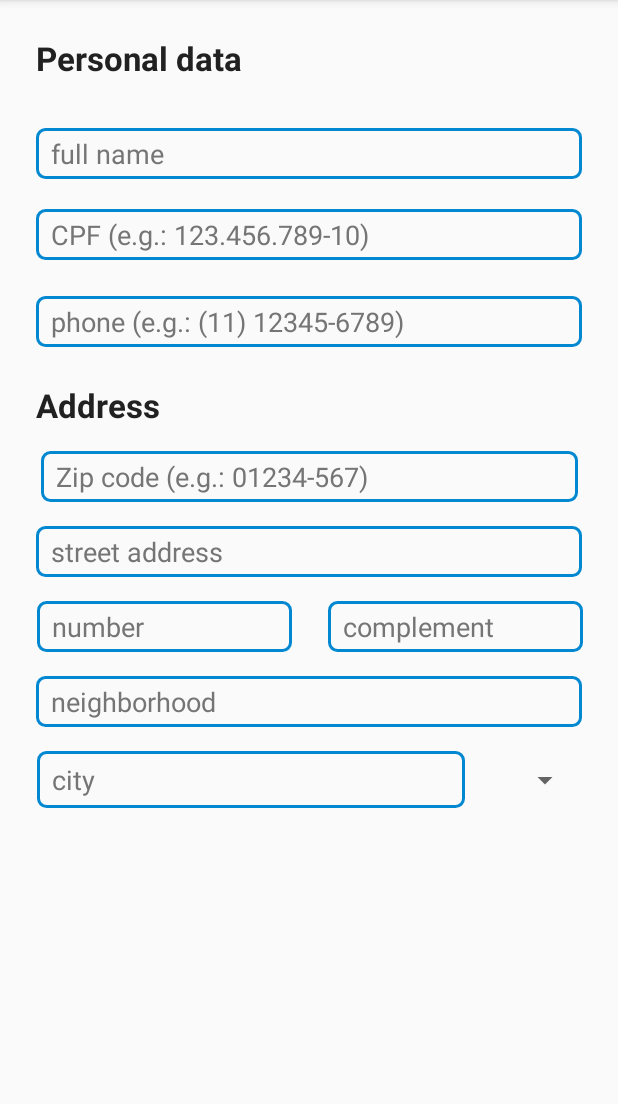
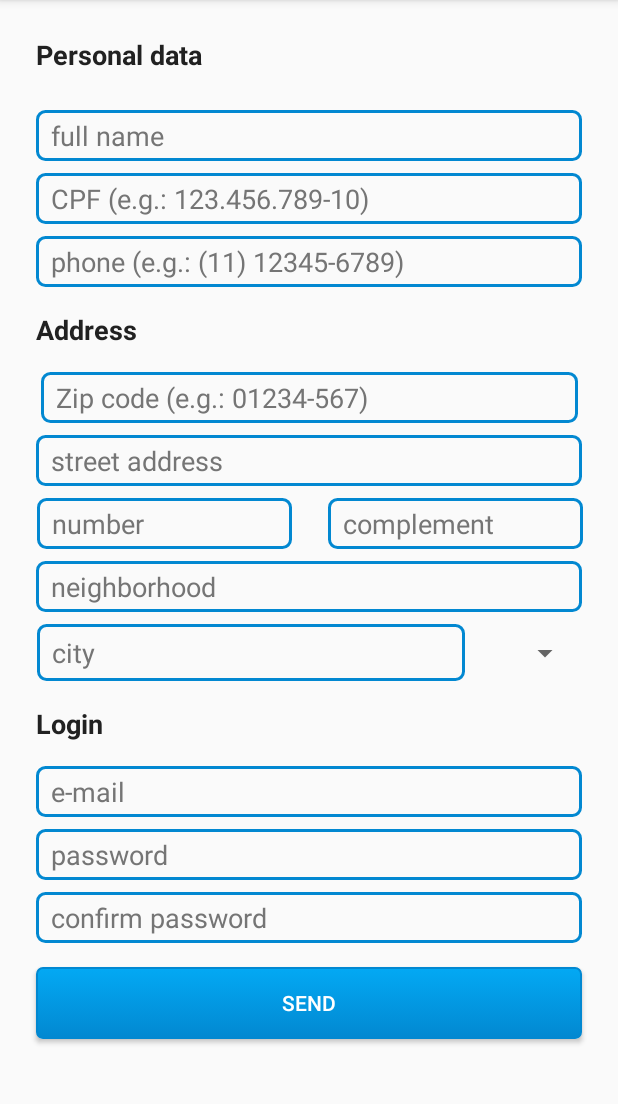
Before and after one commit to jjaviles2010/Clean, an Android app: the SignUpActivity screen opened directly, with no data from a screen before it, on a phone screen of 412 x 824 dp, the part 84-1188 px from its top. Run offline under Robolectric (Android 15) with nearby library versions, the light colour scheme and no system bars.

Commit message:
Incluindo campos na tela de cadastro.

```diff
--- a/app/src/main/res/layout/activity_sign_up.xml
+++ b/app/src/main/res/layout/activity_sign_up.xml
@@ -21,7 +21,7 @@
         android:id="@+id/etFullName"
         style="@style/custom_edittext"
         android:layout_marginStart="24dp"
-        android:layout_marginTop="28dp"
+        android:layout_marginTop="16dp"
         android:layout_marginEnd="24dp"
         android:ems="10"
         android:hint="@string/etFullName"
@@ -35,7 +35,7 @@
         android:id="@+id/etCPF"
         style="@style/custom_edittext"
         android:layout_marginStart="24dp"
-        android:layout_marginTop="20dp"
+        android:layout_marginTop="8dp"
         android:layout_marginEnd="24dp"
         android:ems="10"
         android:hint="@string/etCPF"
@@ -48,7 +48,7 @@
         android:id="@+id/etPhone"
         style="@style/custom_edittext"
         android:layout_marginStart="24dp"
-        android:layout_marginTop="24dp"
+        android:layout_marginTop="8dp"
         android:layout_marginEnd="24dp"
         android:ems="10"
         android:hint="@string/etPhone"
@@ -62,7 +62,7 @@
         style="@style/custom_label_bold"
         android:layout_width="211dp"
         android:layout_height="wrap_content"
-        android:layout_marginTop="24dp"
+        android:layout_marginTop="16dp"
         android:text="@string/tvAddress"
         app:layout_constraintStart_toStartOf="@+id/etPhone"
         app:layout_constraintTop_toBottomOf="@+id/etPhone" />
@@ -83,7 +83,7 @@
         android:id="@+id/etStreetAddress"
         style="@style/custom_edittext"
         android:layout_marginStart="24dp"
-        android:layout_marginTop="16dp"
+        android:layout_marginTop="8dp"
         android:layout_marginEnd="24dp"
         android:ems="10"
         android:hint="@string/etStreetAddressHint"
@@ -94,31 +94,31 @@
 
     <EditText
         android:id="@+id/etNumber"
+        style="@style/custom_edittext"
         android:layout_width="170dp"
-        android:layout_marginTop="16dp"
+        android:layout_marginTop="8dp"
         android:ems="10"
+        android:hint="@string/etNumberHint"
         android:inputType="number"
-        android:hint="@string/etNumberHint"
         app:layout_constraintStart_toStartOf="@+id/etStreetAddress"
-        app:layout_constraintTop_toBottomOf="@+id/etStreetAddress"
-        style="@style/custom_edittext"/>
+        app:layout_constraintTop_toBottomOf="@+id/etStreetAddress" />
 
     <EditText
         android:id="@+id/etAddressComp"
+        style="@style/custom_edittext"
         android:layout_width="170dp"
-        android:layout_marginTop="16dp"
+        android:layout_marginTop="8dp"
         android:ems="10"
+        android:hint="@string/etAddressCoplementHint"
         android:inputType="textPersonName"
-        android:hint="@string/etAddressCoplementHint"
         app:layout_constraintEnd_toEndOf="@+id/etStreetAddress"
-        app:layout_constraintTop_toBottomOf="@+id/etStreetAddress"
-        style="@style/custom_edittext"/>
+        app:layout_constraintTop_toBottomOf="@+id/etStreetAddress" />
 
     <EditText
         android:id="@+id/etNeighborhood"
         style="@style/custom_edittext"
         android:layout_marginStart="24dp"
-        android:layout_marginTop="16dp"
+        android:layout_marginTop="8dp"
         android:layout_marginEnd="24dp"
         android:ems="10"
         android:hint="@string/etNeighborhood"
@@ -132,7 +132,7 @@
         style="@style/custom_edittext"
         android:layout_width="285dp"
         android:layout_height="38dp"
-        android:layout_marginTop="16dp"
+        android:layout_marginTop="8dp"
         android:ems="10"
         android:hint="@string/etCityHint"
         android:inputType="textPersonName"
@@ -149,4 +149,69 @@
         app:layout_constraintStart_toEndOf="@+id/etCity"
         app:layout_constraintTop_toTopOf="@+id/etCity" />
 
+    <TextView
+        android:id="@+id/tvLogin"
+        android:layout_width="89dp"
+        android:layout_height="wrap_content"
+        android:layout_marginStart="24dp"
+        android:layout_marginTop="16dp"
+        android:text="@string/tvLogin"
+        app:layout_constraintStart_toStartOf="parent"
+        app:layout_constraintTop_toBottomOf="@+id/etCity"
+        style="@style/custom_label_bold"/>
+
+    <EditText
+        android:id="@+id/etEmail"
+        style="@style/custom_edittext"
+        android:layout_marginStart="24dp"
+        android:layout_marginTop="16dp"
+        android:layout_marginEnd="24dp"
+        android:ems="10"
+        android:inputType="textEmailAddress"
+        app:layout_constraintEnd_toEndOf="parent"
+        app:layout_constraintStart_toStartOf="parent"
+        app:layout_constraintTop_toBottomOf="@+id/tvLogin"
+        android:hint="@string/etEmail"/>
+
+    <EditText
+        android:id="@+id/etPassword"
+        style="@style/custom_edittext"
+        android:layout_marginStart="24dp"
+        android:layout_marginTop="8dp"
+        android:layout_marginEnd="24dp"
+        android:ems="10"
+        android:hint="@string/etPasswordHint"
+        android:inputType="textPassword"
+        app:layout_constraintEnd_toEndOf="@+id/etEmail"
+        app:layout_constraintStart_toStartOf="@+id/etEmail"
+        app:layout_constraintTop_toBottomOf="@+id/etEmail" />
+
+    <EditText
+        android:id="@+id/etConfirmPassword"
+        style="@style/custom_edittext"
+        android:layout_marginStart="24dp"
+        android:layout_marginTop="8dp"
+        android:layout_marginEnd="24dp"
+        android:ems="10"
+        android:hint="@string/etConfirmPasswordHint"
+        android:inputType="textPassword"
+        app:layout_constraintEnd_toEndOf="@+id/etPassword"
+        app:layout_constraintHorizontal_bias="0.48"
+        app:layout_constraintStart_toStartOf="@+id/etPassword"
+        app:layout_constraintTop_toBottomOf="@+id/etPassword" />
+
+    <Button
+        android:id="@+id/btnSendSignUp"
+        style="@style/custom_button"
+        android:layout_width="match_parent"
+        android:layout_height="wrap_content"
+        android:layout_marginStart="24dp"
+        android:layout_marginTop="16dp"
+        android:layout_marginEnd="24dp"
+        android:text="@string/btnSendSignUp"
+        app:layout_constraintEnd_toEndOf="@+id/etConfirmPassword"
+        app:layout_constraintStart_toStartOf="@+id/etConfirmPassword"
+        app:layout_constraintTop_toBottomOf="@+id/etConfirmPassword" />
+
+
 </androidx.constraintlayout.widget.ConstraintLayout>
--- a/app/src/main/res/values/strings.xml
+++ b/app/src/main/res/values/strings.xml
@@ -18,4 +18,9 @@
     <string name="tvFirstTimeHere">First time here?</string>
     <string name="btSignupClient">Yes and I am looking for a cleaner</string>
     <string name="btSignupCleaner">Yes and I am a cleaner</string>
+    <string name="tvLogin">Login</string>
+    <string name="etEmail">e-mail</string>
+    <string name="etPasswordHint">password</string>
+    <string name="etConfirmPasswordHint">confirm password</string>
+    <string name="btnSendSignUp">Send</string>
 </resources>
--- a/app/src/main/res/values/styles.xml
+++ b/app/src/main/res/values/styles.xml
@@ -40,7 +40,7 @@
     <style name="custom_label_bold">
         <item name="android:textColor">@color/primaryText</item>
         <item name="android:textStyle">bold</item>
-        <item name="android:textSize">22sp</item>
+        <item name="android:textSize">18sp</item>
     </style>
 
     <style name="custom_textview_link">
```
Also changed, not shown: 1 other file.
